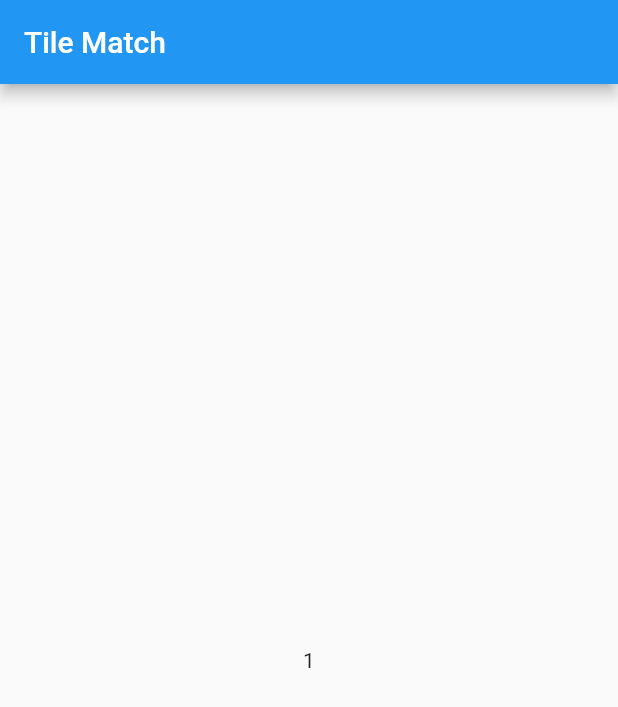
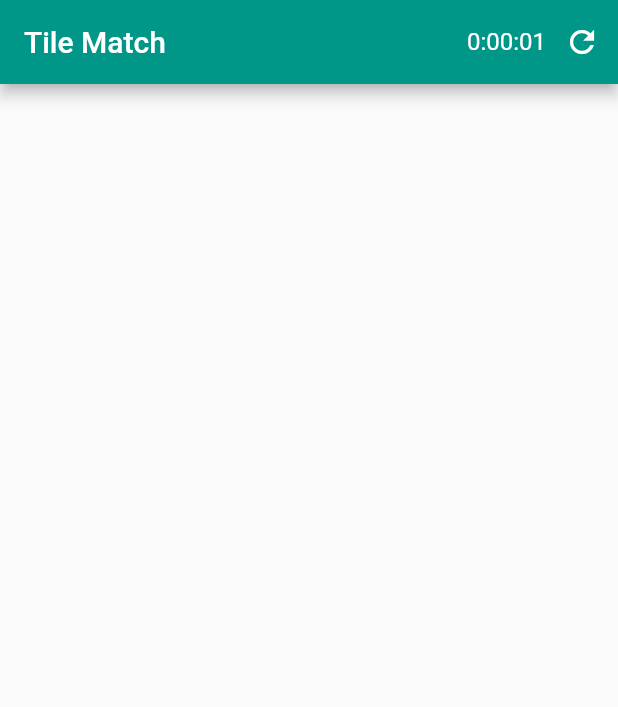
Before and after one commit to nick-bennett/material-tile-match, a Flutter app: the first screen one second after launch, on a phone screen of 412 x 824 dp. Shown: the top 707 px of the screen. Run offline on Flutter 3.47's test engine with Material 2 defaults, Android fonts, the phone set to English and light mode, and no system bars; our stand-ins replace sprintf.

Commit message:
Changes to display of elapsed time, etc.

```diff
--- a/lib/main.dart
+++ b/lib/main.dart
@@ -1,13 +1,12 @@
 import 'package:flutter/material.dart';
-import 'package:material_tile_match/view/tile_images.dart';
 
+import 'util/formatted_strings.dart';
+import 'view/tile_images.dart';
 import 'viewmodel/puzzle_viewmodel.dart';
 
-void main() {
-  runApp(MyApp());
-}
+void main() => runApp(TileMatchApp());
 
-class MyApp extends StatelessWidget {
+class TileMatchApp extends StatelessWidget {
   // This widget is the root of your application.
   @override
   Widget build(BuildContext context) {
@@ -23,9 +22,11 @@ class MyApp extends StatelessWidget {
         // or simply save your changes to "hot reload" in a Flutter IDE).
         // Notice that the counter didn't reset back to zero; the application
         // is not restarted.
-        primarySwatch: Colors.blue,
+        primarySwatch: Colors.teal,
+        accentColor: Colors.brown,
       ),
       home: TileMatchScreen(title: 'Tile Match'),
+      debugShowCheckedModeBanner: false,
     );
   }
 }
@@ -40,10 +41,10 @@ class TileMatchScreen extends StatefulWidget {
 }
 
 class _TileMatchScreenState extends State<TileMatchScreen> {
-  final _viewmodel = PuzzleViewModel();
+  final _viewmodel;
 
-  _TileMatchScreenState() {
-    _viewmodel.newPuzzle(tileImages.length);
+  _TileMatchScreenState() : _viewmodel = PuzzleViewModel() {
+    _newPuzzle();
   }
 
   @override
@@ -51,18 +52,44 @@ class _TileMatchScreenState extends State<TileMatchScreen> {
     return Scaffold(
       appBar: AppBar(
         title: Text(widget.title),
+        actions: <Widget>[
+          StreamBuilder<int>(
+            stream: _viewmodel.tickStream,
+            builder: (context, snapshot) => Center(
+              child: Column(
+                mainAxisAlignment: MainAxisAlignment.center,
+                children: <Widget>[
+                  Text(
+                    ticksToHms(snapshot.data ?? 0),
+                    style: Theme.of(context)
+                        .textTheme
+                        .subtitle1
+                        ?.merge(TextStyle(color: Colors.white)),
+                  ),
+                ],
+              ),
+            ),
+          ),
+          IconButton(
+            icon: Icon(
+              Icons.refresh,
+              color: Colors.white,
+            ),
+            tooltip: 'New puzzle',
+            onPressed: _newPuzzle,
+          ),
+        ],
       ),
       body: Center(
         child: Column(
           mainAxisAlignment: MainAxisAlignment.center,
           children: <Widget>[
-            StreamBuilder<int>(
-              stream: _viewmodel.tickStream,
-              builder: (context, snapshot) => Text('${snapshot.data}'),
-            ),
+            // No children in main content area yet.
           ],
         ),
       ),
     );
   }
+
+  _newPuzzle() => _viewmodel.newPuzzle(tileImages.length);
 }
--- a/lib/model/puzzle.dart
+++ b/lib/model/puzzle.dart
@@ -48,9 +48,9 @@ class Puzzle {
           _moves++;
           _state = PuzzleState.revealing;
           tile.state = TileState.selected;
-          if (_selection?.imageIndex == tile.imageIndex) {
+          if (_selection?.pairId == tile.pairId) {
             _matches++;
-            _state = (_matches / 2 >= size)
+            _state = (_matches * 2 >= size)
                 ? PuzzleState.completed
                 : PuzzleState.inProgress;
             tile.state = TileState.solved;
@@ -59,7 +59,7 @@ class Puzzle {
           _selection = null;
           break;
         case PuzzleState.revealing:
-          // Fall-through.
+        // Fall-through.
         case PuzzleState.completed:
           // Ignore the selection.
           break;
@@ -75,7 +75,6 @@ class Puzzle {
       _state = PuzzleState.inProgress;
     }
   }
-
 }
 
 enum PuzzleState { inProgress, guessing, revealing, completed }
--- a/lib/model/tile.dart
+++ b/lib/model/tile.dart
@@ -1,13 +1,12 @@
 class Tile {
-  final _imageIndex;
+  final _pairId;
   TileState state;
 
-  Tile(int imageIndex)
-      : _imageIndex = imageIndex,
+  Tile(int pairId)
+      : _pairId = pairId,
         state = TileState.hidden;
 
-  int get imageIndex => _imageIndex;
-
+  int get pairId => _pairId;
 }
 
-enum TileState { hidden, selected, solved}
+enum TileState { hidden, selected, solved }
--- /dev/null
+++ b/lib/util/formatted_strings.dart
@@ -0,0 +1,12 @@
+import 'package:sprintf/sprintf.dart';
+
+const _hmsFormat = '%d:%02d:%02d';
+
+String ticksToHms(int ticks) {
+  var work = (ticks / 1000).round();
+  final seconds = work % 60;
+  work ~/= 60;
+  final minutes = work % 60;
+  final hours = work ~/ 60;
+  return sprintf(_hmsFormat, [hours, minutes, seconds]);
+}
--- a/lib/viewmodel/puzzle_viewmodel.dart
+++ b/lib/viewmodel/puzzle_viewmodel.dart
@@ -5,9 +5,9 @@ import '../model/puzzle.dart';
 import '../model/tile.dart';
 
 class PuzzleViewModel {
-  static const _size = 28;
-  static const _tick = 500;
-  static const _reveal = 3000;
+  static const _size = 28; // FIXME - Take this from settings.
+  static const _defaultDuration = Duration(milliseconds: 500);
+  static const _reveal = 3000; // FIXME - Take this from settings.
 
   final _tileListStreamController;
   final _moveCountStreamController;
@@ -34,11 +34,13 @@ class PuzzleViewModel {
 
   Stream<int> get tickStream => _tickStreamController.stream;
 
-  newPuzzle(int imagePoolSize) {
+  newPuzzle(int imagePoolSize, [Duration tickInterval = _defaultDuration]) {
     _puzzle = Puzzle(_size, imagePoolSize, _rng);
     _tickTimer?.cancel();
-    _tickTimer = Timer.periodic(Duration(milliseconds: _tick),
-            (timer) => _tickStreamController.add(timer.tick));
+    _tickTimer = Timer.periodic(
+        tickInterval,
+        (timer) => _tickStreamController
+            .add(tickInterval.inMilliseconds * timer.tick));
   }
 
   select(int tileIndex) {
@@ -50,8 +52,8 @@ class PuzzleViewModel {
       _matchCountStreamController.add(_puzzle.matches);
       if (_puzzle.state == PuzzleState.revealing) {
         _revealTimer?.cancel();
-        _revealTimer = Timer(Duration(milliseconds: _reveal),
-                () => _unreveal());
+        _revealTimer =
+            Timer(Duration(milliseconds: _reveal), () => _unreveal());
       }
     }
   }
@@ -61,5 +63,4 @@ class PuzzleViewModel {
     _tileListStreamController.add(_puzzle.tiles);
     _moveCountStreamController.add(_puzzle.moves);
   }
-
 }
--- a/pubspec.yaml
+++ b/pubspec.yaml
@@ -23,7 +23,7 @@ environment:
 dependencies:
   flutter:
     sdk: flutter
-
+  sprintf: "^6.0.0"
 
   # The following adds the Cupertino Icons font to your application.
   # Use with the CupertinoIcons class for iOS style icons.
```
Also changed, not shown: pubspec.lock, 1 other file.
